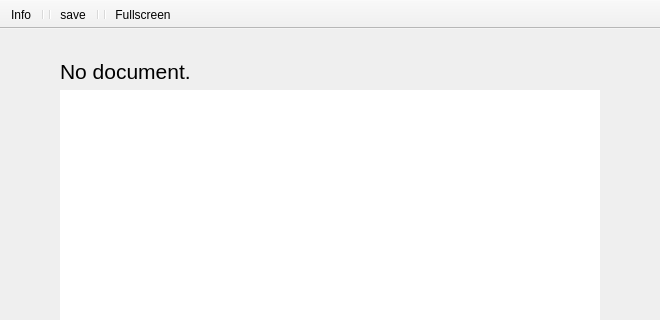
Old version of the form libpnc/uipnc/pncmain.ui in the repository llde/Penca; both pictures show x 0 to 660 and y 0 to 320 of the 660 by 537 pixel window.
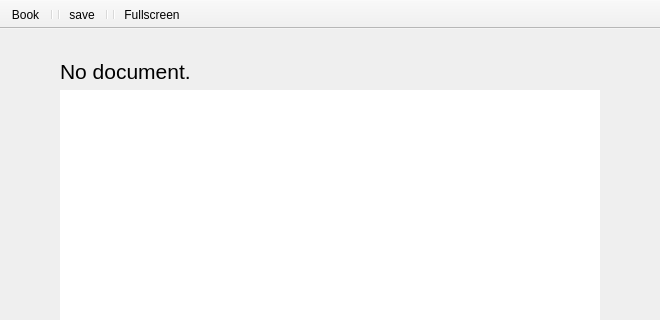
New version of the form. Icons and pictures are not drawn.

What changed in the file:
```diff
--- a/libpnc/uipnc/pncmain.ui
+++ b/libpnc/uipnc/pncmain.ui
@@ -136,7 +136,7 @@
      <normaloff>:/icons/32x32/book-2.png</normaloff>:/icons/32x32/book-2.png</iconset>
    </property>
    <property name="text">
-    <string>Info</string>
+    <string>Book</string>
    </property>
   </action>
   <action name="actionSave">
```
